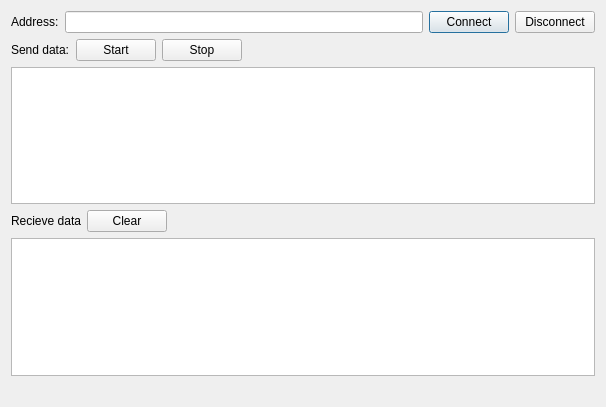
First picture: the form in connector/Connector.ui, repository tujiaw/asio, before the edit.
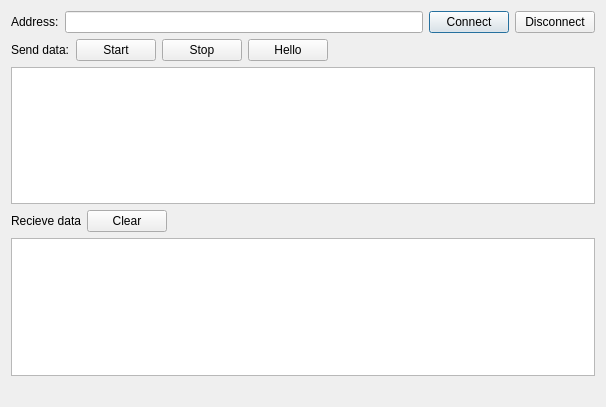
Second picture: the form after the edit.

Patch:
```diff
--- a/connector/Connector.ui
+++ b/connector/Connector.ui
@@ -65,6 +65,13 @@
        </property>
       </widget>
      </item>
+     <item>
+      <widget class="QPushButton" name="pbHello">
+       <property name="text">
+        <string>Hello</string>
+       </property>
+      </widget>
+     </item>
      <item>
       <spacer name="horizontalSpacer">
        <property name="orientation">
```
